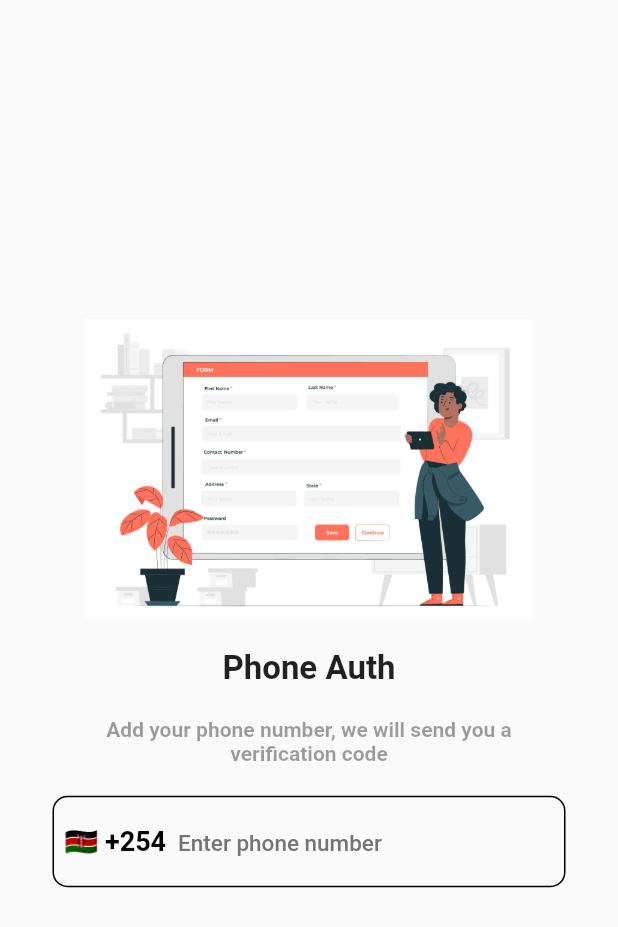
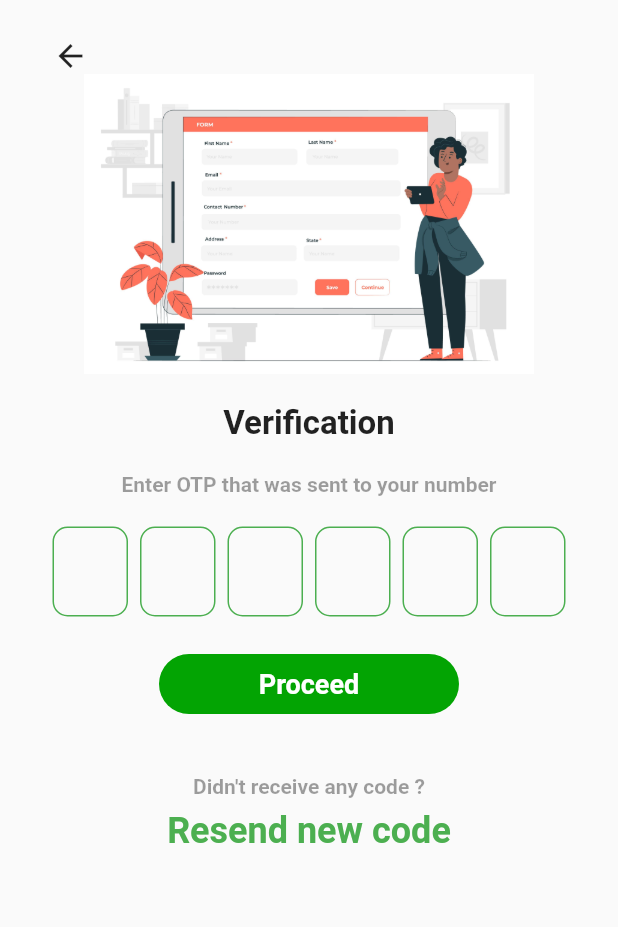
Before and after one commit to martin-ngigi/nyumbani, a Flutter app: the screen it shows after launch, on a phone screen of 412 x 824 dp. Shown: the top 927 px of the screen. Run offline on Flutter 3.47's test engine with Material 2 defaults, Android fonts, the light colour scheme and no system bars; drawn by our look-alikes of pinput; our stand-ins replace country_picker, google_fonts, lottie, sizer.

Commit message:
Added OTP page

```diff
--- a/lib/main.dart
+++ b/lib/main.dart
@@ -1,4 +1,5 @@
 import 'package:flutter/material.dart';
+import 'package:nyumbani/pages/auth/otp_page.dart';
 import 'package:nyumbani/pages/auth/phone_page.dart';
 import 'package:nyumbani/pages/welcome_page.dart';
 import 'package:sizer/sizer.dart';
@@ -19,7 +20,7 @@ class MyApp extends StatelessWidget {
           debugShowCheckedModeBanner: false,
           title: 'Sizer',
           theme: ThemeData.light(),
-          home: PhonePage() ,
+          home: OTPPage(verificationId: "12345") ,
         );
       },
     );  }
--- /dev/null
+++ b/lib/pages/auth/otp_page.dart
@@ -0,0 +1,149 @@
+import 'package:flutter/material.dart';
+import 'package:pinput/pinput.dart';
+import 'package:google_fonts/google_fonts.dart';
+import '../../utils/constant_colors.dart';
+
+
+class OTPPage extends StatefulWidget {
+  final String verificationId;
+  const OTPPage({Key? key, required this.verificationId}) : super(key: key);
+
+  @override
+  State<OTPPage> createState() => _OTPPageState();
+}
+
+class _OTPPageState extends State<OTPPage> {
+  TextEditingController pinController = TextEditingController();
+
+  String? otpCode;
+  @override
+  Widget build(BuildContext context) {
+    return Scaffold(
+      body: SafeArea(
+          child:Center(
+            child: Padding(
+              padding: EdgeInsets.symmetric(vertical: 25, horizontal: 35),
+              child: Column(
+                children: [
+                  Align(
+                    alignment: Alignment.topLeft,
+                    child: GestureDetector(
+                      onTap: (){
+                        Navigator.of(context).pop();
+                      },
+                      child: const Icon(Icons.arrow_back),
+                    ),
+                  ),
+                  Container(
+                    // width: 200,
+                    width: double.maxFinite,
+                    height: 200,
+                    // padding: EdgeInsets.all(20),
+                    // decoration: BoxDecoration(
+                    //   shape: BoxShape.circle,
+                    //   color: Colors.green
+                    // ),
+                    child: Image.asset(
+                        "assets/register.jpeg"
+                    ),
+                  ),
+                  const SizedBox(height: 20,),
+                  const Text(
+                    "Verification",
+                    style: TextStyle(
+                      fontSize: 22,
+                      fontWeight: FontWeight.bold,
+                    ),
+                  ),
+                  const SizedBox(height: 20,),
+                  const Text(
+                    "Enter OTP that was sent to your number",
+                    style: TextStyle(
+                      fontSize: 14,
+                      color: Colors.black38,
+                      fontWeight: FontWeight.bold,
+                    ),
+                    textAlign: TextAlign.center,
+                  ),
+                  const SizedBox(height: 20,),
+
+                  ///pin input
+                  Pinput(
+                    length: 6,
+                    showCursor: true,
+                    defaultPinTheme: PinTheme(
+                      width: 60,
+                      height: 60,
+                      decoration: BoxDecoration(
+                        borderRadius: BorderRadius.circular(10),
+                        border: Border.all(
+                          color: Colors.green
+                        )
+                      ),
+                      textStyle: const TextStyle(
+                        fontSize: 20,
+                        fontWeight: FontWeight.w600
+                      )
+                    ),
+                    onCompleted: (value){
+                      otpCode = value;
+                    },
+                    /// sms autofill
+                    androidSmsAutofillMethod: AndroidSmsAutofillMethod.none,
+                    controller: pinController,
+                  ),
+                  const SizedBox(height: 25,),
+                  ///verify button
+                  GestureDetector(
+                    child: Container(
+                      height: 40,
+                      width: 200,
+                      decoration: BoxDecoration(
+                        color: ConstantColors.mainColor,
+                        borderRadius: BorderRadius.circular(20),
+                      ),
+                      child: Center(
+                        child: Text(
+                          "Proceed",
+                          style: GoogleFonts.roboto(
+                              textStyle: Theme.of(context).textTheme.bodyMedium,
+                              fontSize: 18,
+                              fontWeight: FontWeight.w700,
+                              color: ConstantColors.whiteColor
+                          ),
+                        ),
+                      ),
+                    ),
+                  ),
+
+                  const SizedBox(height: 40,),
+
+                  /// Didn't receive any code ?
+                  const Text(
+                      "Didn't receive any code ?",
+                    style: TextStyle(
+                      fontSize: 14,
+                      fontWeight: FontWeight.bold,
+                      color: Colors.black38
+                    ),
+                  ),
+                  const SizedBox(height: 8,),
+
+                  const Text(
+                    "Resend new code",
+                    style: TextStyle(
+                        fontSize: 24,
+                        fontWeight: FontWeight.bold,
+                        color: Colors.green
+                    ),
+                  ),
+                ],
+              ),
+            ),
+          )
+      ),
+    );
+  }
+
+
+}
--- a/pubspec.yaml
+++ b/pubspec.yaml
@@ -50,6 +50,8 @@ dev_dependencies:
   sizer: ^2.0.15
   google_fonts: ^4.0.4
   country_picker: ^2.0.20
+  pinput: ^2.2.31
+
 
 
 
```
Also changed, not shown: pubspec.lock.
